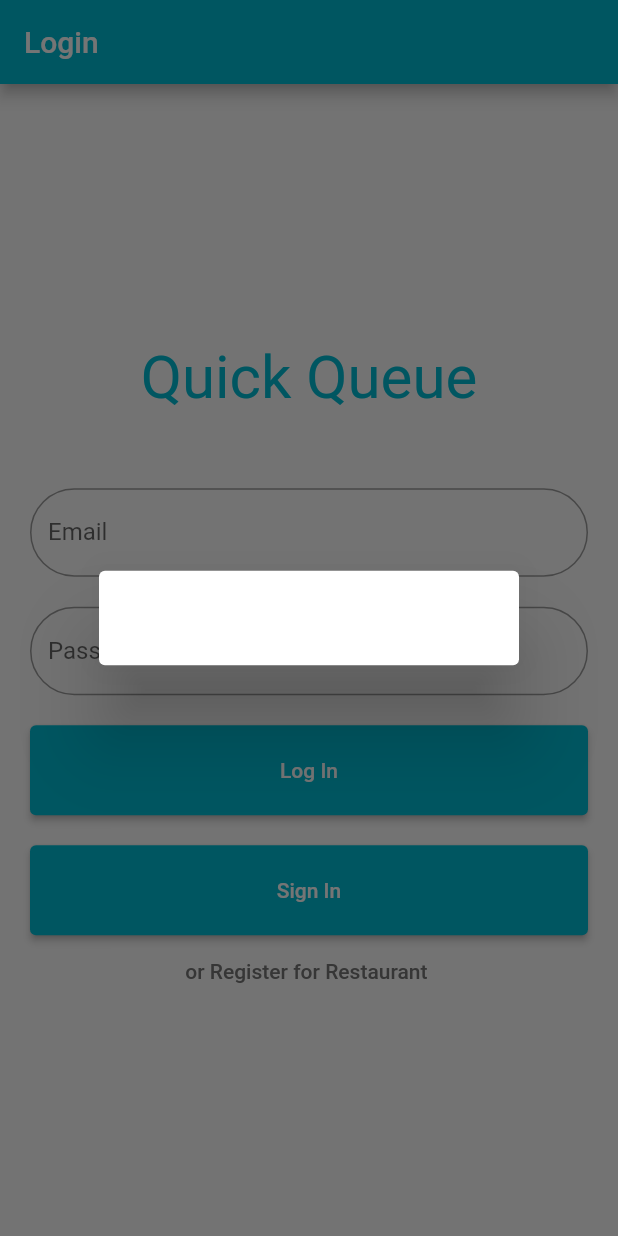
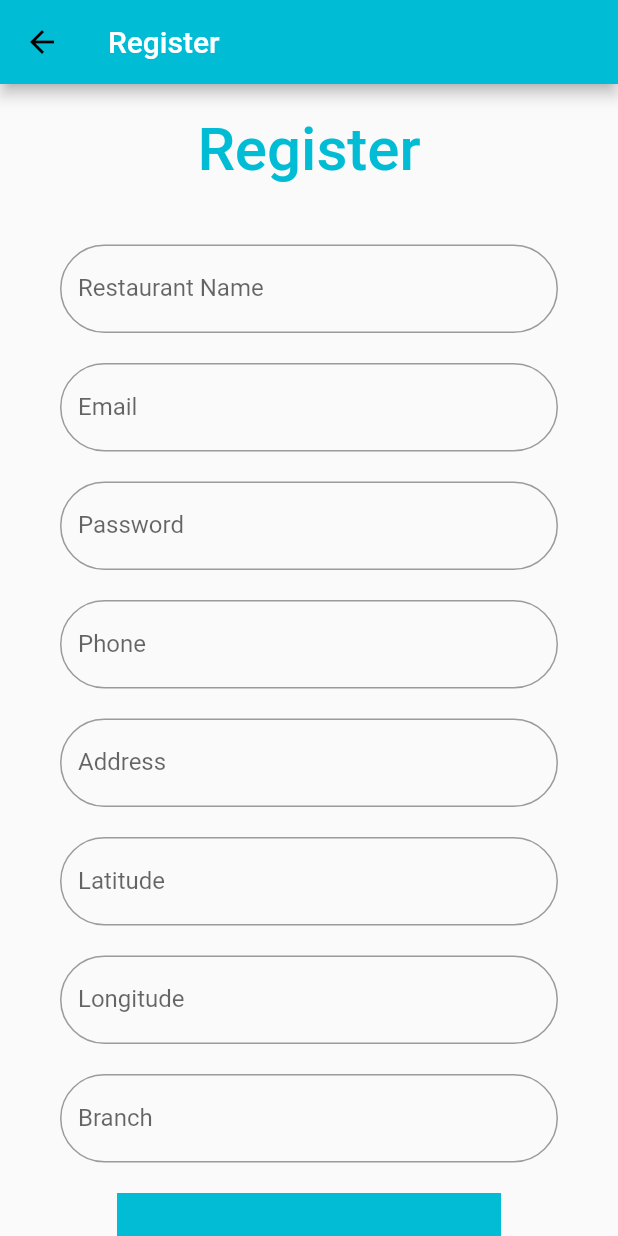
Before and after one commit to wrawisara/quickqueue, a Flutter app: the screen it shows after launch, after a tap on "or Register for Restaurant", on a phone screen of 412 x 824 dp. Run offline on Flutter 3.47's test engine with Material 2 defaults, Android fonts, the phone set to English and light mode, and no system bars; our stand-ins replace cloud_firestore, email_validator, firebase_auth, firebase_core, image_picker; accounts and stored records are empty; Roboto replaces fonts that are missing (Metropolis).

Commit message:
created new branch for testing.

```diff
--- /dev/null
+++ b/lib/model/customer.dart
@@ -0,0 +1,11 @@
+import 'package:flutter/material.dart';
+
+class Customer{
+  String firstname = '';
+  String lastname = '';
+  String phone = '';
+  String email = '';
+  String password = '';
+
+  Customer(this.firstname,this.lastname,this.phone,this.email,this.password);
+}
--- /dev/null
+++ b/lib/model/restaurant.dart
@@ -0,0 +1,16 @@
+import 'package:flutter/material.dart';
+
+class Restaurant{
+  String restaurantName = '';
+  String email = '';
+  String password = '';
+  String phone = '';
+  String address = '';
+  String latitude = '';
+  String longitude = '';
+  String branch = '';
+  String logo = '';
+
+  Restaurant(this.restaurantName,this.email,this.password,
+  this.phone,this.address,this.latitude,this.longitude,this.branch,this.logo);
+}
--- a/lib/pages/cusChooseResPage.dart
+++ b/lib/pages/cusChooseResPage.dart
@@ -1,5 +1,5 @@
 import 'package:flutter/material.dart';
-import '../model/AllRestaurant.dart';
+import '../model/allRestaurant.dart';
 
 //หน้า CusChooseRes
 class CusChooseResPage extends StatefulWidget {
--- a/lib/pages/loginPage.dart
+++ b/lib/pages/loginPage.dart
@@ -1,6 +1,7 @@
 import 'package:flutter/material.dart';
-
 import 'cusChooseResPage.dart';
+import 'cusSignupPage.dart';
+import 'resRegisterPage.dart';
 
 //หน้า login
 class LoginPage extends StatefulWidget {
@@ -24,10 +25,13 @@ class _LoginPageState extends State<LoginPage> {
             mainAxisAlignment: MainAxisAlignment.center,
             children: <Widget>[
               Container(
-                  padding: const EdgeInsets.fromLTRB(20, 20, 20, 30),
+                  padding: const EdgeInsets.fromLTRB(20, 20, 20, 20),
                   child: Text(
                     "Quick Queue",
-                    style: TextStyle(fontSize: 40, color: Colors.cyan),
+                    style: TextStyle(
+                        fontSize: 40,
+                        color: Colors.cyan,
+                        fontWeight: FontWeight.w500),
                   )),
               Container(
                 padding: const EdgeInsets.fromLTRB(20, 20, 20, 0),
@@ -52,36 +56,50 @@ class _LoginPageState extends State<LoginPage> {
                   ),
                 ),
               ),
+              SizedBox(
+                height: 40,
+              ),
               Container(
-                  height: 80,
-                  padding: const EdgeInsets.fromLTRB(20, 20, 20, 0),
+                  height: 60,
+                  // padding: const EdgeInsets.fromLTRB(20, 20, 20, 0),
                   child: ElevatedButton(
                     style: ElevatedButton.styleFrom(
-                      minimumSize: const Size.fromHeight(50),
+                      minimumSize: Size(280, 10),
+                      shape: RoundedRectangleBorder(
+                          borderRadius: BorderRadius.circular(32.0)),
                     ),
-                    child: const Text('Log In',style: TextStyle(color: Colors.white)),
+                    child: const Text('Log In',
+                        style: TextStyle(color: Colors.white, fontSize: 18)),
                     onPressed: () {
                       navigateToCusChooseResPage(context);
                     },
                   )),
+              SizedBox(
+                height: 20,
+              ),
               Container(
-                  height: 80,
-                  padding: const EdgeInsets.fromLTRB(20, 20, 20, 0),
-                  child: ElevatedButton(
-                    style: ElevatedButton.styleFrom(
-                      minimumSize: const Size.fromHeight(50),
+                height: 60,
+                // padding: const EdgeInsets.fromLTRB(20, 10, 20, 0),
+                child: OutlinedButton(
+                  style: OutlinedButton.styleFrom(
+
+                    minimumSize: Size(280,5),
+                    shape: RoundedRectangleBorder(
+                    side: BorderSide(color: Colors.cyan),
+                    borderRadius: BorderRadius.circular(32.0)
                     ),
-                    child: const Text('Sign In',style: TextStyle(color: Colors.white)),
-                    onPressed: () {
+                  ),
+                  child: const Text('Sign In',
+                      style: TextStyle(color: Colors.cyan, fontSize: 18)),
+                  onPressed: () {
+                    navigateToCusSignUpPage(context);
+                  },
+                ),
 
-                    },
-                  )),
+              ),
               TextButton(
                 onPressed: () {
-                      showDialog(context: context, builder: (context) {
-                        return AlertDialog(content: Text(myController.text),
-                        );
-                      });
+                  navigateToResRegisterPage(context);
                 },
                 child: Text(
                   'or Register for Restaurant ',
@@ -99,3 +117,15 @@ navigateToCusChooseResPage(BuildContext context) {
     return CusChooseResPage();
   }));
 }
+
+navigateToCusSignUpPage(BuildContext context) {
+  Navigator.push(context, MaterialPageRoute(builder: (context) {
+    return CusSignUpPage();
+  }));
+}
+
+navigateToResRegisterPage(BuildContext context) {
+  Navigator.push(context, MaterialPageRoute(builder: (context) {
+    return ResRegisterPage();
+  }));
+}
--- /dev/null
+++ b/lib/pages/resRegisterPage.dart
@@ -0,0 +1,242 @@
+import 'package:flutter/material.dart';
+import 'dart:io';
+import 'package:image_picker/image_picker.dart';
+import 'package:quickqueue/services/UserRegisterBackend.dart';
+
+//หน้า Register ร้านอาหาร
+class ResRegisterPage extends StatefulWidget {
+  const ResRegisterPage({super.key});
+
+  @override
+  State<ResRegisterPage> createState() => _ResRegisterPageState();
+}
+
+class _ResRegisterPageState extends State<ResRegisterPage> {
+  // text field state
+  String restaurantName = '';
+  String email = '';
+  String password = '';
+  String phone = '';
+  String address = '';
+  String latitude = '';
+  String longitude = '';
+  String branch = '';
+  File? logo;
+
+  // Services
+  UserRegister registerServices = UserRegister();
+
+  @override
+  Widget build(BuildContext context) {
+    //ใช้เพื่อ add image ตรง logo
+    Future getImage() async {
+      final image = await ImagePicker().pickImage(source: ImageSource.gallery);
+      if (image == null) return;
+
+      final imageTemporary = File(image.path);
+
+      setState(() {
+        this.logo = imageTemporary;
+      });
+    }
+
+    return Scaffold(
+      appBar: AppBar(
+        title: Text('Register', style: TextStyle(color: Colors.white)),
+      ),
+      body: Column(
+        children: <Widget>[
+          Container(
+            padding: const EdgeInsets.fromLTRB(20, 20, 20, 0),
+            child: Column(
+              children: [
+                Text(
+                  "Register",
+                  style: TextStyle(
+                      fontSize: 40,
+                      color: Colors.cyan,
+                      fontWeight: FontWeight.w500),
+                )
+              ],
+            ),
+          ),
+
+          //เป็น form แบบเลื่อนลง
+          Expanded(
+            child: SingleChildScrollView(
+              child: Container(
+                padding: EdgeInsets.all(20.0),
+                child: Column(
+                  children: <Widget>[
+                    Container(
+                      padding: const EdgeInsets.fromLTRB(20, 20, 20, 0),
+                      child: Form(
+                        child: Column(
+                          children: <Widget>[
+                            TextFormField(
+                              decoration: InputDecoration(
+                                border: OutlineInputBorder(
+                                  borderRadius: BorderRadius.circular(90.0),
+                                ),
+                                labelText: 'Restaurant Name',
+                              ),
+                              // validator: (val) => val.isEmpty ? 'Firstname' : null, //ตัวแปรที่รับเข้ามาเป็น null ไม่ได้อยู่แล้ว
+                              onChanged: (val) {
+                                setState(() => restaurantName = val);
+                              },
+                            ),
+                            SizedBox(height: 20.0),
+                            TextFormField(
+                              decoration: InputDecoration(
+                                border: OutlineInputBorder(
+                                  borderRadius: BorderRadius.circular(90.0),
+                                ),
+                                labelText: 'Email',
+                              ),
+                              // validator: (val) => val.isEmpty ? 'Firstname' : null, //ตัวแปรที่รับเข้ามาเป็น null ไม่ได้อยู่แล้ว
+                              onChanged: (val) {
+                                setState(() => email = val);
+                              },
+                            ),
+                            SizedBox(height: 20.0),
+                            TextFormField(
+                              decoration: InputDecoration(
+                                border: OutlineInputBorder(
+                                  borderRadius: BorderRadius.circular(90.0),
+                                ),
+                                labelText: 'Password',
+                              ),
+                              // validator: (val) => val.isEmpty ? 'Firstname' : null, //ตัวแปรที่รับเข้ามาเป็น null ไม่ได้อยู่แล้ว
+                              onChanged: (val) {
+                                setState(() => password = val);
+                              },
+                            ),
+                            SizedBox(height: 20.0),
+                            TextFormField(
+                              decoration: InputDecoration(
+                                border: OutlineInputBorder(
+                                  borderRadius: BorderRadius.circular(90.0),
+                                ),
+                                labelText: 'Phone',
+                              ),
+                              // validator: (val) => val.isEmpty ? 'Firstname' : null, //ตัวแปรที่รับเข้ามาเป็น null ไม่ได้อยู่แล้ว
+                              onChanged: (val) {
+                                setState(() => phone = val);
+                              },
+                            ),
+                            SizedBox(height: 20.0),
+                            TextFormField(
+                              decoration: InputDecoration(
+                                border: OutlineInputBorder(
+                                  borderRadius: BorderRadius.circular(90.0),
+                                ),
+                                labelText: 'Address',
+                              ),
+                              // validator: (val) => val.isEmpty ? 'Firstname' : null, //ตัวแปรที่รับเข้ามาเป็น null ไม่ได้อยู่แล้ว
+                              onChanged: (val) {
+                                setState(() => address = val);
+                              },
+                            ),
+                            SizedBox(height: 20.0),
+                            TextFormField(
+                              decoration: InputDecoration(
+                                border: OutlineInputBorder(
+                                  borderRadius: BorderRadius.circular(90.0),
+                                ),
+                                labelText: 'Latitude',
+                              ),
+                              // validator: (val) => val.isEmpty ? 'Firstname' : null, //ตัวแปรที่รับเข้ามาเป็น null ไม่ได้อยู่แล้ว
+                              onChanged: (val) {
+                                setState(() => latitude = val);
+                              },
+                            ),
+                            SizedBox(height: 20.0),
+                            TextFormField(
+                              decoration: InputDecoration(
+                                border: OutlineInputBorder(
+                                  borderRadius: BorderRadius.circular(90.0),
+                                ),
+                                labelText: 'Longitude',
+                              ),
+                              // validator: (val) => val.isEmpty ? 'Firstname' : null, //ตัวแปรที่รับเข้ามาเป็น null ไม่ได้อยู่แล้ว
+                              onChanged: (val) {
+                                setState(() => longitude = val);
+                              },
+                            ),
+                            SizedBox(height: 20.0),
+                            TextFormField(
+                              decoration: InputDecoration(
+                                border: OutlineInputBorder(
+                                  borderRadius: BorderRadius.circular(90.0),
+                                ),
+                                labelText: 'Branch',
+                              ),
+                              // validator: (val) => val.isEmpty ? 'Firstname' : null, //ตัวแปรที่รับเข้ามาเป็น null ไม่ได้อยู่แล้ว
+                              onChanged: (val) {
+                                setState(() => branch = val);
+                              },
+                            ),
+                            SizedBox(
+                              height: 20.0,
+                            ),
+                            logo != null
+                                ? Image.file(
+                                    logo!,
+                                    width: 250,
+                                    height: 250,
+                                    fit: BoxFit.cover,
+                                  )
+                                : Image.asset(
+                                    'assets/img/quickqueue.jpg',
+                                    scale: 5,
+                                  ),
+                            SizedBox(
+                              height: 20.0,
+                            ),
+                            CustomButton(
+                              title: 'Add Logo Image',
+                              icon: Icons.image_outlined,
+                              onClick: getImage,
+                            ),
+                          ],
+                        ),
+                      ),
+                    )
+                  ],
+                ),
+              ),
+            ),
+          ),
+        ],
+      ),
+    );
+  }
+}
+
+Widget CustomButton({
+  required String title,
+  required IconData icon,
+  required VoidCallback onClick,
+}) {
+  return Container(
+    height: 50,
+    width: 280,
+    child: ElevatedButton(
+        onPressed: onClick,
+        child: Row(
+          children: [
+            Icon(
+              icon,
+              color: Colors.white,
+            ),
+            SizedBox(
+              width: 10,
+            ),
+            Text(
+              title,
+              style: TextStyle(color: Colors.white, fontSize: 18),
+            )
+          ],
+        )),
+  );
+}
--- a/pubspec.yaml
+++ b/pubspec.yaml
@@ -31,6 +31,7 @@ dependencies:
   flutter:
     sdk: flutter
 
+
   # Email Validator
   email_validator: ^2.1.17
 
@@ -46,6 +47,7 @@ dependencies:
   # The following adds the Cupertino Icons font to your application.
   # Use with the CupertinoIcons class for iOS style icons.
   cupertino_icons: ^1.0.2
+  image_picker: ^0.8.6+2
 
 dev_dependencies:
   flutter_test:
```
Also changed, not shown: lib/Model/AllRestaurant.dart (deleted, +0 -9 lines), lib/pages/cusSignupPage.dart (added, +140 -0 lines), lib/pages/signupPage.dart (deleted, +0 -91 lines), lib/services/UserAuthen.dart (+36 -0 lines), lib/services/UserRegisterBackend.dart (+4 -3 lines), assets/img/quickqueue.jpg (added), pubspec.lock, 2 other files.
